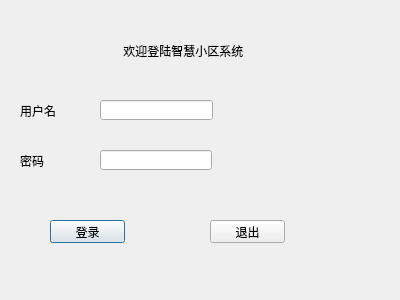
This is logindialog.ui in fuqian123123/smart-community as Qt 5 draws it before an edit. The edited form follows.
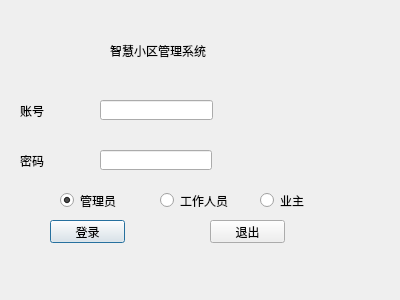
This is the edited form.

```diff
--- a/logindialog.ui
+++ b/logindialog.ui
@@ -23,7 +23,7 @@
     </rect>
    </property>
    <property name="text">
-    <string>    欢迎登陆智慧小区系统</string>
+    <string>智慧小区管理系统</string>
    </property>
   </widget>
   <widget class="QLabel" name="label_2">
@@ -36,7 +36,7 @@
     </rect>
    </property>
    <property name="text">
-    <string>用户名</string>
+    <string>账号</string>
    </property>
   </widget>
   <widget class="QLabel" name="label_3">
@@ -104,6 +104,48 @@
     <string>退出</string>
    </property>
   </widget>
+  <widget class="QRadioButton" name="adminRadioBtn">
+   <property name="geometry">
+    <rect>
+     <x>60</x>
+     <y>190</y>
+     <width>89</width>
+     <height>21</height>
+    </rect>
+   </property>
+   <property name="text">
+    <string>管理员</string>
+   </property>
+   <property name="checked">
+    <bool>true</bool>
+   </property>
+  </widget>
+  <widget class="QRadioButton" name="workerRadioBtn">
+   <property name="geometry">
+    <rect>
+     <x>160</x>
+     <y>190</y>
+     <width>89</width>
+     <height>21</height>
+    </rect>
+   </property>
+   <property name="text">
+    <string>工作人员</string>
+   </property>
+  </widget>
+  <widget class="QRadioButton" name="ownerRadioBtn">
+   <property name="geometry">
+    <rect>
+     <x>260</x>
+     <y>190</y>
+     <width>89</width>
+     <height>21</height>
+    </rect>
+   </property>
+   <property name="text">
+    <string>业主</string>
+   </property>
+  </widget>
  </widget>
  <resources/>
  <connections/>
```
Left out of the diff: 2 changed lines with no effect on the pictures.
